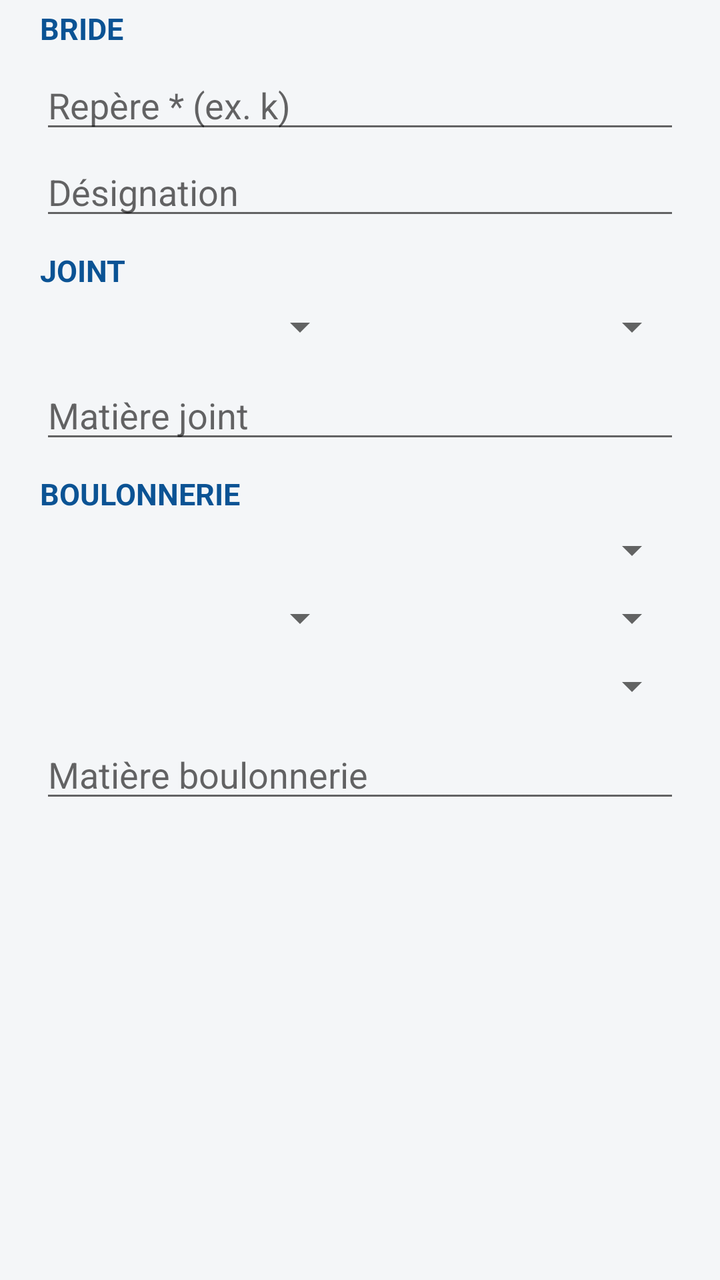
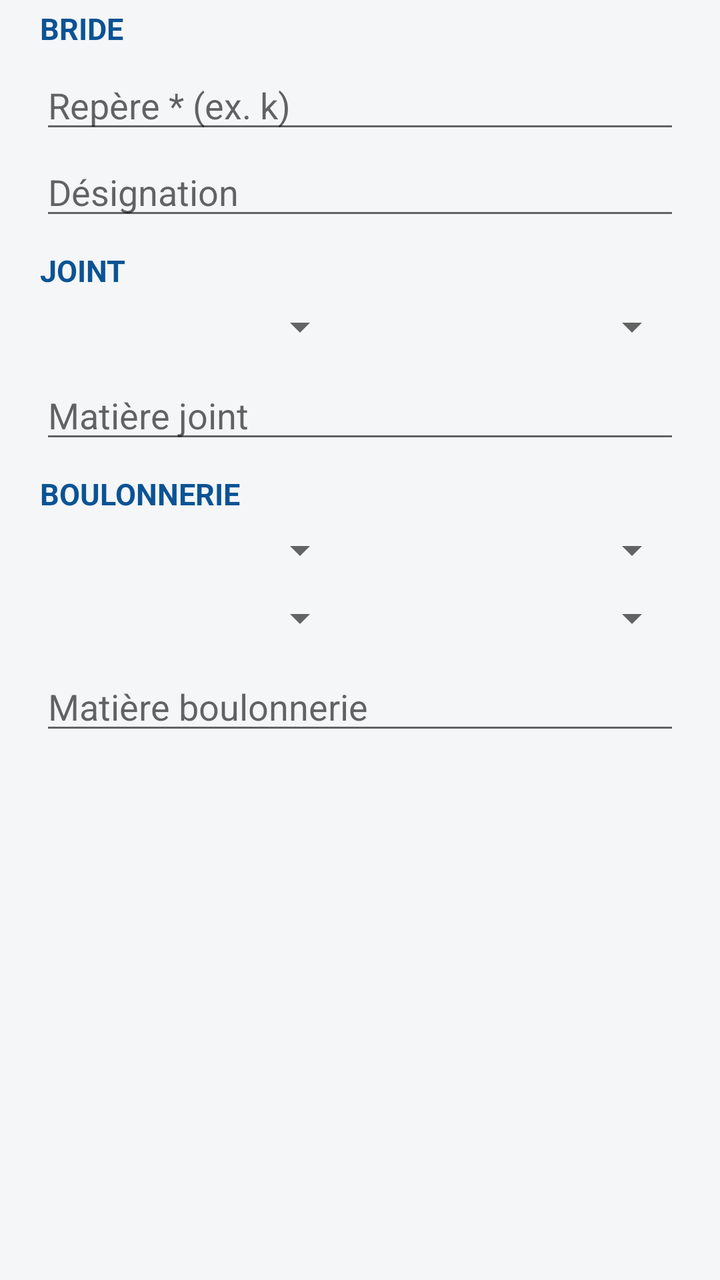

Two renders of the same Android screen: before a commit and after it. Below are the layout's source before the change and the commit's diff.
<!-- AndroidManifest.xml: application theme Theme.PVJointage -->
<!-- res/layout/dialog_ajouter_bride.xml -->
<?xml version="1.0" encoding="utf-8"?>
<ScrollView xmlns:android="http://schemas.android.com/apk/res/android"
    android:layout_width="match_parent"
    android:layout_height="wrap_content">

    <LinearLayout
        android:layout_width="match_parent"
        android:layout_height="wrap_content"
        android:orientation="vertical"
        android:paddingStart="20dp"
        android:paddingEnd="20dp"
        android:paddingTop="4dp"
        android:paddingBottom="8dp">

        
        <TextView
            android:layout_width="match_parent"
            android:layout_height="wrap_content"
            android:text="@string/ajouter_bride_section_bride"
            android:textColor="@color/primary"
            android:textStyle="bold"
            android:textSize="15sp"
            android:layout_marginBottom="6dp" />

        <EditText
            android:id="@+id/etRepere"
            android:layout_width="match_parent"
            android:layout_height="wrap_content"
            android:hint="@string/ajouter_bride_repere_hint"
            android:inputType="text"
            android:layout_marginBottom="2dp" />

        <TextView
            android:id="@+id/tvRepereDoublon"
            android:layout_width="match_parent"
            android:layout_height="wrap_content"
            android:text="@string/ajouter_bride_repere_existe"
            android:textColor="@color/non_conforme"
            android:textSize="11sp"
            android:visibility="gone"
            android:layout_marginBottom="8dp" />

        <EditText
            android:id="@+id/etDesignation"
            android:layout_width="match_parent"
            android:layout_height="wrap_content"
            android:hint="@string/ajouter_bride_designation_hint"
            android:inputType="textCapSentences"
            android:layout_marginBottom="10dp" />

        
        <TextView
            android:layout_width="match_parent"
            android:layout_height="wrap_content"
            android:text="@string/section_joint"
            android:textColor="@color/primary"
            android:textStyle="bold"
            android:textSize="15sp"
            android:layout_marginBottom="6dp" />

        <LinearLayout
            android:layout_width="match_parent"
            android:layout_height="wrap_content"
            android:orientation="horizontal"
            android:layout_marginBottom="10dp">

            <Spinner
                android:id="@+id/spDn"
                android:layout_width="0dp"
                android:layout_height="wrap_content"
                android:layout_weight="1"
                android:layout_marginEnd="6dp" />

            <Spinner
                android:id="@+id/spPn"
                android:layout_width="0dp"
                android:layout_height="wrap_content"
                android:layout_weight="1"
                android:layout_marginStart="6dp" />
        </LinearLayout>

        <EditText
            android:id="@+id/etMatiereJoint"
            android:layout_width="match_parent"
            android:layout_height="wrap_content"
            android:hint="@string/ajouter_bride_matiere_joint_hint"
            android:inputType="text"
            android:layout_marginBottom="10dp" />

        
        <TextView
            android:layout_width="match_parent"
            android:layout_height="wrap_content"
            android:text="@string/section_boulonnerie"
            android:textColor="@color/primary"
            android:textStyle="bold"
            android:textSize="15sp"
            android:layout_marginBottom="6dp" />

        <Spinner
            android:id="@+id/spRondelle"
            android:layout_width="match_parent"
            android:layout_height="wrap_content"
            android:layout_marginBottom="10dp" />

        <LinearLayout
            android:layout_width="match_parent"
            android:layout_height="wrap_content"
            android:orientation="horizontal"
            android:layout_marginBottom="10dp">

            <Spinner
                android:id="@+id/spDiametreBoulon"
                android:layout_width="0dp"
                android:layout_height="wrap_content"
                android:layout_weight="1"
                android:layout_marginEnd="6dp" />

            <Spinner
                android:id="@+id/spLongueurBoulon"
                android:layout_width="0dp"
                android:layout_height="wrap_content"
                android:layout_weight="1"
                android:layout_marginStart="6dp" />
        </LinearLayout>

        <Spinner
            android:id="@+id/spNeufBoulon"
            android:layout_width="match_parent"
            android:layout_height="wrap_content"
            android:layout_marginBottom="10dp" />

        <EditText
            android:id="@+id/etMatiereBoulon"
            android:layout_width="match_parent"
            android:layout_height="wrap_content"
            android:hint="@string/ajouter_bride_matiere_boulon_hint"
            android:inputType="text" />

    </LinearLayout>
</ScrollView>
<!-- resources referenced by this layout -->
<resources>
  <color name="non_conforme">#C62828</color>
  <color name="primary">#0B5394</color>
  <string name="ajouter_bride_designation_hint">Désignation</string>
  <string name="ajouter_bride_matiere_boulon_hint">Matière boulonnerie</string>
  <string name="ajouter_bride_matiere_joint_hint">Matière joint</string>
  <string name="ajouter_bride_repere_existe">⚠ Ce repère existe déjà pour cet item.</string>
  <string name="ajouter_bride_repere_hint">Repère * (ex. k)</string>
  <string name="ajouter_bride_section_bride">BRIDE</string>
  <string name="section_boulonnerie">BOULONNERIE</string>
  <string name="section_joint">JOINT</string>
  <style name="Theme.PVJointage" parent="Theme.MaterialComponents.DayNight.NoActionBar">
          <item name="colorPrimary">@color/primary</item>
          <item name="colorPrimaryDark">@color/primary_dark</item>
          <item name="colorAccent">@color/accent</item>
          <item name="android:windowBackground">@color/background</item>
      </style>
  <color name="primary_dark">#073763</color>
  <color name="accent">#F1C232</color>
  <color name="background">#F4F6F8</color>
</resources>

<!-- the commit's change to res/layout/dialog_ajouter_bride.xml (unified diff, before → after) -->
@@ -97,11 +97,26 @@
             android:textSize="15sp"
             android:layout_marginBottom="6dp" />
 
-        <Spinner
-            android:id="@+id/spRondelle"
+        <LinearLayout
             android:layout_width="match_parent"
             android:layout_height="wrap_content"
-            android:layout_marginBottom="10dp" />
+            android:orientation="horizontal"
+            android:layout_marginBottom="10dp">
+
+            <Spinner
+                android:id="@+id/spRondelle"
+                android:layout_width="0dp"
+                android:layout_height="wrap_content"
+                android:layout_weight="1"
+                android:layout_marginEnd="6dp" />
+
+            <Spinner
+                android:id="@+id/spNeufBoulon"
+                android:layout_width="0dp"
+                android:layout_height="wrap_content"
+                android:layout_weight="1"
+                android:layout_marginStart="6dp" />
+        </LinearLayout>
 
         <LinearLayout
             android:layout_width="match_parent"
@@ -124,12 +139,6 @@
                 android:layout_marginStart="6dp" />
         </LinearLayout>
 
-        <Spinner
-            android:id="@+id/spNeufBoulon"
-            android:layout_width="match_parent"
-            android:layout_height="wrap_content"
-            android:layout_marginBottom="10dp" />
-
         <EditText
             android:id="@+id/etMatiereBoulon"
             android:layout_width="match_parent"
